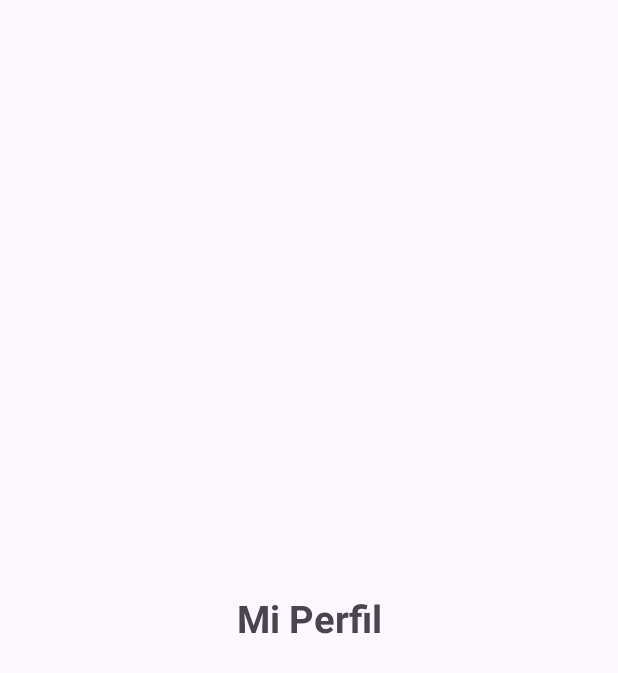
After one commit to H3721N/My_Virtual_Store, an Android app: the fragment FragmentMiPerfilC shown on its own in the app's theme, on a phone screen of 412 x 824 dp. The commit adds this screen. Shown: the top 673 px of the screen. Run offline under Robolectric (Android 15) with nearby library versions, the phone set to English and light mode, and no system bars.

Commit message:
Se agregan las vistas del menu de cliente

```diff
--- /dev/null
+++ b/app/src/main/java/com/gomez/herlin/mi_tiendita_virtual/cliente/Nav_Fragments_Cliente/FragmentMiPerfilC.kt
@@ -0,0 +1,21 @@
+package com.gomez.herlin.mi_tiendita_virtual.cliente.Nav_Fragments_Cliente
+
+import android.os.Bundle
+import androidx.fragment.app.Fragment
+import android.view.LayoutInflater
+import android.view.View
+import android.view.ViewGroup
+import com.gomez.herlin.mi_tiendita_virtual.R
+
+class FragmentMiPerfilC : Fragment() {
+
+
+    override fun onCreateView(
+        inflater: LayoutInflater, container: ViewGroup?,
+        savedInstanceState: Bundle?
+    ): View? {
+        // Inflate the layout for this fragment
+        return inflater.inflate(R.layout.fragment_mi_perfil_c, container, false)
+    }
+
+}
--- /dev/null
+++ b/app/src/main/res/layout/fragment_mi_perfil_c.xml
@@ -0,0 +1,18 @@
+<?xml version="1.0" encoding="utf-8"?>
+<FrameLayout xmlns:android="http://schemas.android.com/apk/res/android"
+    xmlns:tools="http://schemas.android.com/tools"
+    android:layout_width="match_parent"
+    android:layout_height="match_parent"
+    tools:context=".cliente.Nav_Fragments_Cliente.FragmentMiPerfilC">
+
+    <!-- TODO: Update blank fragment layout -->
+    <TextView
+        android:layout_width="match_parent"
+        android:layout_height="match_parent"
+        android:text="@string/txtMiPerfilC"
+        android:gravity="center"
+        android:textSize="25sp"
+        android:textStyle="bold"
+        />
+
+</FrameLayout>
--- a/app/src/main/res/values/strings.xml
+++ b/app/src/main/res/values/strings.xml
@@ -42,5 +42,10 @@
     <string name="txtNoCuenta">No tiene una cuenta?</string>
     <string name="tvRegistroV">Registrarme</string>
 
+    <!-- Perfil de cliente -->
+
+    <string name="txtMiPerfilC">Mi Perfil</string>
+    <string name="txtMisOrdenesC">Mis Ordenes</string>
+    <string name="txtTiendaC">Tienda</string>
 
 </resources>
```
Also changed, not shown: app/src/main/java/com/gomez/herlin/mi_tiendita_virtual/cliente/Bottom_Nav_Fragment_Cliente/FragmentMisOrdenes_C.kt (added, +20 -0 lines), app/src/main/java/com/gomez/herlin/mi_tiendita_virtual/cliente/Bottom_Nav_Fragment_Cliente/FragmentTiendaC.kt (added, +20 -0 lines), app/src/main/java/com/gomez/herlin/mi_tiendita_virtual/cliente/Nav_Fragments_Cliente/FragmentInicioC.kt (added, +21 -0 lines), app/src/main/res/layout/activity_main_cliente.xml (+18 -10 lines), app/src/main/res/layout/fragment_inicio_c.xml (added, +36 -0 lines), app/src/main/res/layout/fragment_mis_ordenes_c.xml (added, +18 -0 lines), app/src/main/res/layout/fragment_tienda_c.xml (added, +18 -0 lines).
